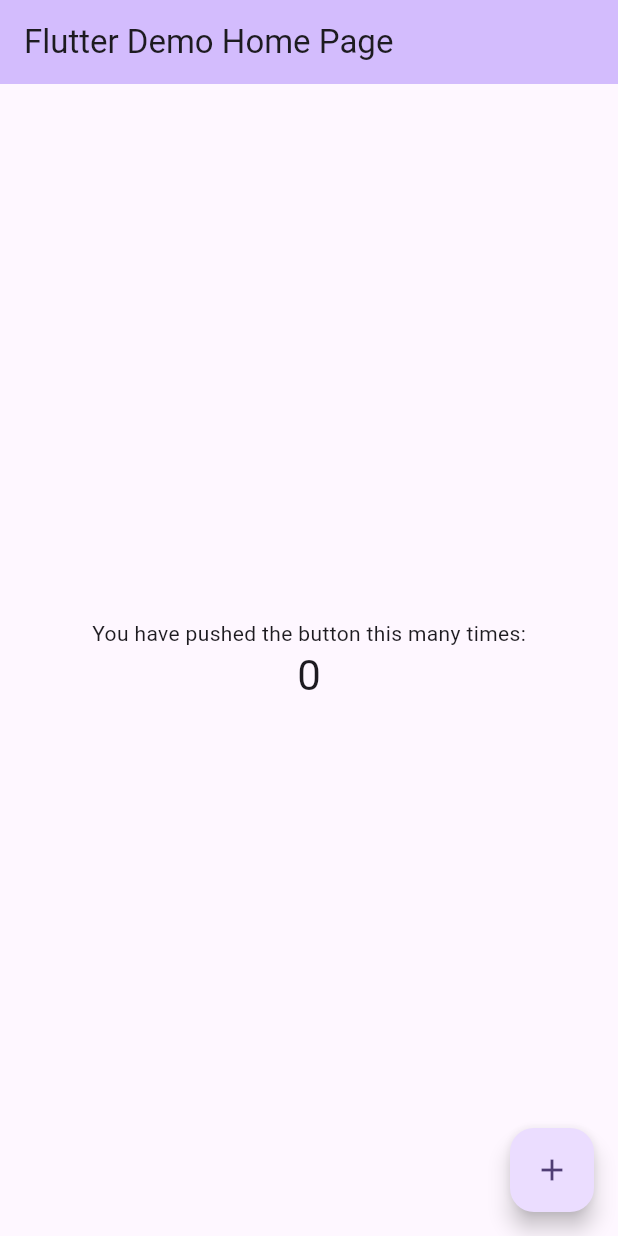
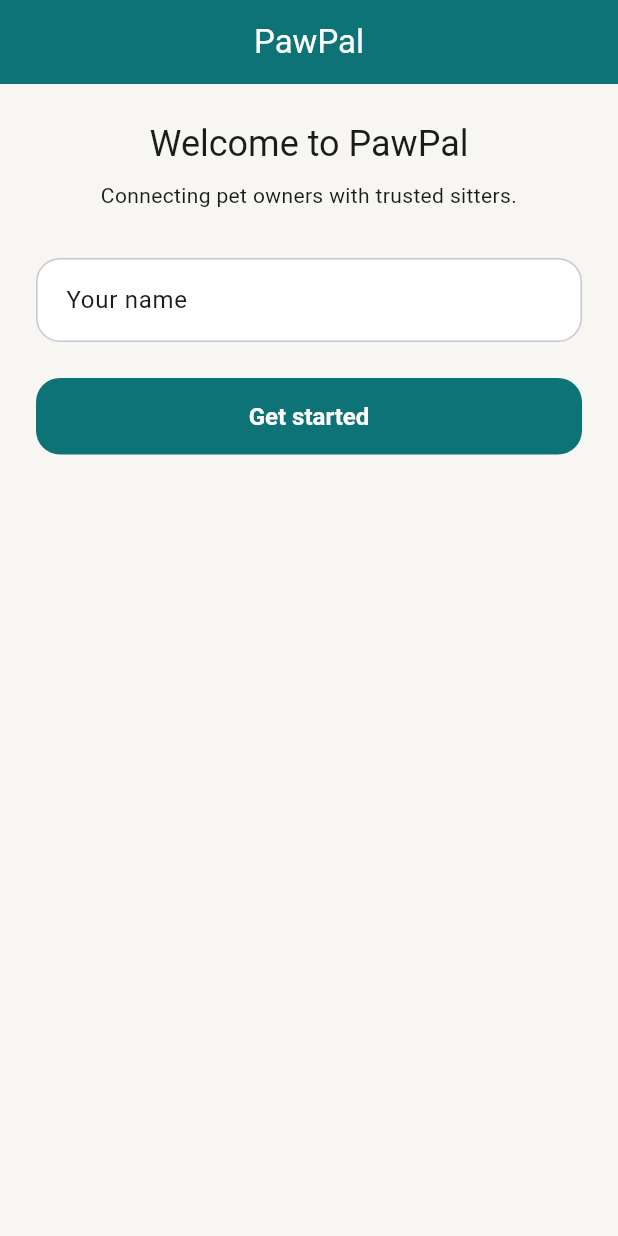
Before and after one commit to BirajShahi/paw-pal-private, a Flutter app: the screen it shows after launch, on a phone screen of 412 x 824 dp. Run offline on Flutter 3.47's test engine with Material 3 defaults, Android fonts, the phone set to English and light mode, and no system bars.

Commit message:
feat: add PawPal application foundation

```diff
--- /dev/null
+++ b/lib/core/theme/app_colors.dart
@@ -0,0 +1,29 @@
+import 'package:flutter/material.dart';
+
+/// PawPal brand colour constants.
+abstract final class AppColors {
+  static const Color primary = Color(0xFF0D7377);
+  static const Color primaryDark = Color(0xFF095456);
+  static const Color primaryLight = Color(0xFF14919B);
+
+  static const Color secondary = Color(0xFFE07A3D);
+  static const Color secondaryDark = Color(0xFFC45F24);
+  static const Color secondaryLight = Color(0xFFF0945A);
+
+  static const Color background = Color(0xFFF7F6F3);
+  static const Color surface = Color(0xFFFFFFFF);
+  static const Color surfaceVariant = Color(0xFFEEECE7);
+
+  static const Color onPrimary = Color(0xFFFFFFFF);
+  static const Color onSecondary = Color(0xFFFFFFFF);
+  static const Color onBackground = Color(0xFF1A1C1C);
+  static const Color onSurface = Color(0xFF1A1C1C);
+
+  static const Color error = Color(0xFFB3261E);
+  static const Color onError = Color(0xFFFFFFFF);
+  static const Color errorContainer = Color(0xFFF9DEDC);
+  static const Color onErrorContainer = Color(0xFF410E0B);
+
+  static const Color outline = Color(0xFF79747E);
+  static const Color outlineVariant = Color(0xFFCAC4D0);
+}
--- /dev/null
+++ b/lib/core/theme/app_theme.dart
@@ -0,0 +1,103 @@
+import 'package:flutter/material.dart';
+
+import 'app_colors.dart';
+
+/// PawPal Material 3 theme with a friendly pet-care appearance.
+abstract final class AppTheme {
+  static const double _radius = 16;
+
+  static ThemeData get light {
+    final colorScheme = ColorScheme.light(
+      primary: AppColors.primary,
+      onPrimary: AppColors.onPrimary,
+      primaryContainer: AppColors.primaryLight,
+      onPrimaryContainer: AppColors.onPrimary,
+      secondary: AppColors.secondary,
+      onSecondary: AppColors.onSecondary,
+      secondaryContainer: AppColors.secondaryLight,
+      onSecondaryContainer: AppColors.onBackground,
+      error: AppColors.error,
+      onError: AppColors.onError,
+      errorContainer: AppColors.errorContainer,
+      onErrorContainer: AppColors.onErrorContainer,
+      surface: AppColors.surface,
+      onSurface: AppColors.onSurface,
+      surfaceContainerHighest: AppColors.surfaceVariant,
+      outline: AppColors.outline,
+      outlineVariant: AppColors.outlineVariant,
+    );
+
+    return ThemeData(
+      useMaterial3: true,
+      colorScheme: colorScheme,
+      scaffoldBackgroundColor: AppColors.background,
+      appBarTheme: const AppBarTheme(
+        backgroundColor: AppColors.primary,
+        foregroundColor: AppColors.onPrimary,
+        elevation: 0,
+        centerTitle: true,
+      ),
+      cardTheme: CardThemeData(
+        color: AppColors.surface,
+        elevation: 1,
+        shape: RoundedRectangleBorder(
+          borderRadius: BorderRadius.circular(_radius),
+        ),
+      ),
+      elevatedButtonTheme: ElevatedButtonThemeData(
+        style: ElevatedButton.styleFrom(
+          backgroundColor: AppColors.primary,
+          foregroundColor: AppColors.onPrimary,
+          elevation: 0,
+          padding: const EdgeInsets.symmetric(horizontal: 24, vertical: 16),
+          shape: RoundedRectangleBorder(
+            borderRadius: BorderRadius.circular(_radius),
+          ),
+          textStyle: const TextStyle(fontSize: 16, fontWeight: FontWeight.w600),
+        ),
+      ),
+      filledButtonTheme: FilledButtonThemeData(
+        style: FilledButton.styleFrom(
+          backgroundColor: AppColors.primary,
+          foregroundColor: AppColors.onPrimary,
+          padding: const EdgeInsets.symmetric(horizontal: 24, vertical: 16),
+          shape: RoundedRectangleBorder(
+            borderRadius: BorderRadius.circular(_radius),
+          ),
+          textStyle: const TextStyle(fontSize: 16, fontWeight: FontWeight.w600),
+        ),
+      ),
+      inputDecorationTheme: InputDecorationTheme(
+        filled: true,
+        fillColor: AppColors.surface,
+        contentPadding: const EdgeInsets.symmetric(
+          horizontal: 16,
+          vertical: 16,
+        ),
+        border: OutlineInputBorder(
+          borderRadius: BorderRadius.circular(_radius),
+          borderSide: const BorderSide(color: AppColors.outlineVariant),
+        ),
+        enabledBorder: OutlineInputBorder(
+          borderRadius: BorderRadius.circular(_radius),
+          borderSide: const BorderSide(color: AppColors.outlineVariant),
+        ),
+        focusedBorder: OutlineInputBorder(
+          borderRadius: BorderRadius.circular(_radius),
+          borderSide: const BorderSide(color: AppColors.primary, width: 2),
+        ),
+        errorBorder: OutlineInputBorder(
+          borderRadius: BorderRadius.circular(_radius),
+          borderSide: const BorderSide(color: AppColors.error),
+        ),
+        focusedErrorBorder: OutlineInputBorder(
+          borderRadius: BorderRadius.circular(_radius),
+          borderSide: const BorderSide(color: AppColors.error, width: 2),
+        ),
+      ),
+      progressIndicatorTheme: const ProgressIndicatorThemeData(
+        color: AppColors.primary,
+      ),
+    );
+  }
+}
--- /dev/null
+++ b/lib/core/widgets/app_text_field.dart
@@ -0,0 +1,44 @@
+import 'package:flutter/material.dart';
+
+/// Reusable text field styled for PawPal forms.
+class AppTextField extends StatelessWidget {
+  const AppTextField({
+    super.key,
+    this.controller,
+    this.labelText,
+    this.hintText,
+    this.obscureText = false,
+    this.keyboardType,
+    this.textInputAction,
+    this.onChanged,
+    this.validator,
+    this.enabled = true,
+    this.maxLines = 1,
+  });
+
+  final TextEditingController? controller;
+  final String? labelText;
+  final String? hintText;
+  final bool obscureText;
+  final TextInputType? keyboardType;
+  final TextInputAction? textInputAction;
+  final ValueChanged<String>? onChanged;
+  final FormFieldValidator<String>? validator;
+  final bool enabled;
+  final int maxLines;
+
+  @override
+  Widget build(BuildContext context) {
+    return TextFormField(
+      controller: controller,
+      obscureText: obscureText,
+      keyboardType: keyboardType,
+      textInputAction: textInputAction,
+      onChanged: onChanged,
+      validator: validator,
+      enabled: enabled,
+      maxLines: obscureText ? 1 : maxLines,
+      decoration: InputDecoration(labelText: labelText, hintText: hintText),
+    );
+  }
+}
--- /dev/null
+++ b/lib/core/widgets/error_message.dart
@@ -0,0 +1,53 @@
+import 'package:flutter/material.dart';
+
+import '../theme/app_colors.dart';
+
+/// Displays an error message with optional retry action.
+class ErrorMessage extends StatelessWidget {
+  const ErrorMessage({super.key, required this.message, this.onRetry});
+
+  final String message;
+  final VoidCallback? onRetry;
+
+  @override
+  Widget build(BuildContext context) {
+    final textTheme = Theme.of(context).textTheme;
+
+    return Center(
+      child: ConstrainedBox(
+        constraints: const BoxConstraints(maxWidth: 400),
+        child: Card(
+          color: AppColors.errorContainer,
+          child: Padding(
+            padding: const EdgeInsets.all(16),
+            child: Column(
+              mainAxisSize: MainAxisSize.min,
+              children: [
+                const Icon(
+                  Icons.error_outline,
+                  color: AppColors.error,
+                  size: 32,
+                ),
+                const SizedBox(height: 12),
+                Text(
+                  message,
+                  style: textTheme.bodyMedium?.copyWith(
+                    color: AppColors.onErrorContainer,
+                  ),
+                  textAlign: TextAlign.center,
+                ),
+                if (onRetry != null) ...[
+                  const SizedBox(height: 16),
+                  TextButton(
+                    onPressed: onRetry,
+                    child: const Text('Try again'),
+                  ),
+                ],
+              ],
+            ),
+          ),
+        ),
+      ),
+    );
+  }
+}
--- /dev/null
+++ b/lib/core/widgets/loading_indicator.dart
@@ -0,0 +1,28 @@
+import 'package:flutter/material.dart';
+
+/// Centered circular loading indicator for async states.
+class LoadingIndicator extends StatelessWidget {
+  const LoadingIndicator({super.key, this.message});
+
+  final String? message;
+
+  @override
+  Widget build(BuildContext context) {
+    return Center(
+      child: Column(
+        mainAxisSize: MainAxisSize.min,
+        children: [
+          const CircularProgressIndicator(),
+          if (message != null) ...[
+            const SizedBox(height: 16),
+            Text(
+              message!,
+              style: Theme.of(context).textTheme.bodyMedium,
+              textAlign: TextAlign.center,
+            ),
+          ],
+        ],
+      ),
+    );
+  }
+}
--- /dev/null
+++ b/lib/core/widgets/primary_button.dart
@@ -0,0 +1,32 @@
+import 'package:flutter/material.dart';
+
+/// Full-width primary action button with rounded corners.
+class PrimaryButton extends StatelessWidget {
+  const PrimaryButton({
+    super.key,
+    required this.label,
+    required this.onPressed,
+    this.isLoading = false,
+  });
+
+  final String label;
+  final VoidCallback? onPressed;
+  final bool isLoading;
+
+  @override
+  Widget build(BuildContext context) {
+    return SizedBox(
+      width: double.infinity,
+      child: FilledButton(
+        onPressed: isLoading ? null : onPressed,
+        child: isLoading
+            ? const SizedBox(
+                height: 20,
+                width: 20,
+                child: CircularProgressIndicator(strokeWidth: 2),
+              )
+            : Text(label),
+      ),
+    );
+  }
+}
--- /dev/null
+++ b/lib/features/home/home_screen.dart
@@ -0,0 +1,106 @@
+import 'package:flutter/material.dart';
+
+import '../../core/widgets/app_text_field.dart';
+import '../../core/widgets/error_message.dart';
+import '../../core/widgets/loading_indicator.dart';
+import '../../core/widgets/primary_button.dart';
+
+/// Temporary home screen demonstrating core UI components.
+class HomeScreen extends StatefulWidget {
+  const HomeScreen({super.key});
+
+  @override
+  State<HomeScreen> createState() => _HomeScreenState();
+}
+
+class _HomeScreenState extends State<HomeScreen> {
+  final _nameController = TextEditingController();
+  bool _showLoading = false;
+  bool _showError = false;
+
+  @override
+  void dispose() {
+    _nameController.dispose();
+    super.dispose();
+  }
+
+  void _onPrimaryPressed() {
+    setState(() {
+      _showLoading = true;
+      _showError = false;
+    });
+
+    Future<void>.delayed(const Duration(seconds: 1), () {
+      if (!mounted) return;
+      setState(() {
+        _showLoading = false;
+        _showError = true;
+      });
+    });
+  }
+
+  @override
+  Widget build(BuildContext context) {
+    return Scaffold(
+      appBar: AppBar(title: const Text('PawPal')),
+      body: SafeArea(
+        child: LayoutBuilder(
+          builder: (context, constraints) {
+            final horizontalPadding = constraints.maxWidth > 600 ? 48.0 : 24.0;
+
+            return SingleChildScrollView(
+              padding: EdgeInsets.symmetric(
+                horizontal: horizontalPadding,
+                vertical: 24,
+              ),
+              child: Center(
+                child: ConstrainedBox(
+                  constraints: const BoxConstraints(maxWidth: 480),
+                  child: Column(
+                    crossAxisAlignment: CrossAxisAlignment.stretch,
+                    children: [
+                      Text(
+                        'Welcome to PawPal',
+                        style: Theme.of(context).textTheme.headlineSmall,
+                        textAlign: TextAlign.center,
+                      ),
+                      const SizedBox(height: 8),
+                      Text(
+                        'Connecting pet owners with trusted sitters.',
+                        style: Theme.of(context).textTheme.bodyMedium,
+                        textAlign: TextAlign.center,
+                      ),
+                      const SizedBox(height: 32),
+                      AppTextField(
+                        controller: _nameController,
+                        labelText: 'Your name',
+                        hintText: 'Enter your name',
+                        textInputAction: TextInputAction.done,
+                      ),
+                      const SizedBox(height: 24),
+                      PrimaryButton(
+                        label: 'Get started',
+                        isLoading: _showLoading,
+                        onPressed: _onPrimaryPressed,
+                      ),
+                      const SizedBox(height: 32),
+                      if (_showLoading)
+                        const LoadingIndicator(message: 'Loading…'),
+                      if (_showError)
+                        ErrorMessage(
+                          message: 'Something went wrong. Please try again.',
+                          onRetry: () {
+                            setState(() => _showError = false);
+                          },
+                        ),
+                    ],
+                  ),
+                ),
+              ),
+            );
+          },
+        ),
+      ),
+    );
+  }
+}
--- a/lib/main.dart
+++ b/lib/main.dart
@@ -1,122 +1,22 @@
 import 'package:flutter/material.dart';
 
+import 'core/theme/app_theme.dart';
+import 'features/home/home_screen.dart';
+
 void main() {
-  runApp(const MyApp());
+  runApp(const PawPalApp());
 }
 
-class MyApp extends StatelessWidget {
-  const MyApp({super.key});
+class PawPalApp extends StatelessWidget {
+  const PawPalApp({super.key});
 
-  // This widget is the root of your application.
   @override
   Widget build(BuildContext context) {
     return MaterialApp(
-      title: 'Flutter Demo',
-      theme: ThemeData(
-        // This is the theme of your application.
-        //
-        // TRY THIS: Try running your application with "flutter run". You'll see
-        // the application has a purple toolbar. Then, without quitting the app,
-        // try changing the seedColor in the colorScheme below to Colors.green
-        // and then invoke "hot reload" (save your changes or press the "hot
-        // reload" button in a Flutter-supported IDE, or press "r" if you used
-        // the command line to start the app).
-        //
-        // Notice that the counter didn't reset back to zero; the application
-        // state is not lost during the reload. To reset the state, use hot
-        // restart instead.
-        //
-        // This works for code too, not just values: Most code changes can be
-        // tested with just a hot reload.
-        colorScheme: .fromSeed(seedColor: Colors.deepPurple),
-      ),
-      home: const MyHomePage(title: 'Flutter Demo Home Page'),
+      title: 'PawPal',
+      debugShowCheckedModeBanner: false,
+      theme: AppTheme.light,
+      home: const HomeScreen(),
     );
   }
 }
-
-class MyHomePage extends StatefulWidget {
-  const MyHomePage({super.key, required this.title});
-
-  // This widget is the home page of your application. It is stateful, meaning
-  // that it has a State object (defined below) that contains fields that affect
-  // how it looks.
-
-  // This class is the configuration for the state. It holds the values (in this
-  // case the title) provided by the parent (in this case the App widget) and
-  // used by the build method of the State. Fields in a Widget subclass are
-  // always marked "final".
-
-  final String title;
-
-  @override
-  State<MyHomePage> createState() => _MyHomePageState();
-}
-
-class _MyHomePageState extends State<MyHomePage> {
-  int _counter = 0;
-
-  void _incrementCounter() {
-    setState(() {
-      // This call to setState tells the Flutter framework that something has
-      // changed in this State, which causes it to rerun the build method below
-      // so that the display can reflect the updated values. If we changed
-      // _counter without calling setState(), then the build method would not be
-      // called again, and so nothing would appear to happen.
-      _counter++;
-    });
-  }
-
-  @override
-  Widget build(BuildContext context) {
-    // This method is rerun every time setState is called, for instance as done
-    // by the _incrementCounter method above.
-    //
-    // The Flutter framework has been optimized to make rerunning build methods
-    // fast, so that you can just rebuild anything that needs updating rather
-    // than having to individually change instances of widgets.
-    return Scaffold(
-      appBar: AppBar(
-        // TRY THIS: Try changing the color here to a specific color (to
-        // Colors.amber, perhaps?) and trigger a hot reload to see the AppBar
-        // change color while the other colors stay the same.
-        backgroundColor: Theme.of(context).colorScheme.inversePrimary,
-        // Here we take the value from the MyHomePage object that was created by
-        // the App.build method, and use it to set our appbar title.
-        title: Text(widget.title),
-      ),
-      body: Center(
-        // Center is a layout widget. It takes a single child and positions it
-        // in the middle of the parent.
-        child: Column(
-          // Column is also a layout widget. It takes a list of children and
-          // arranges them vertically. By default, it sizes itself to fit its
-          // children horizontally, and tries to be as tall as its parent.
-          //
-          // Column has various properties to control how it sizes itself and
-          // how it positions its children. Here we use mainAxisAlignment to
-          // center the children vertically; the main axis here is the vertical
-          // axis because Columns are vertical (the cross axis would be
-          // horizontal).
-          //
-          // TRY THIS: Invoke "debug painting" (choose the "Toggle Debug Paint"
-          // action in the IDE, or press "p" in the console), to see the
-          // wireframe for each widget.
-          mainAxisAlignment: .center,
-          children: [
-            const Text('You have pushed the button this many times:'),
-            Text(
-              '$_counter',
-              style: Theme.of(context).textTheme.headlineMedium,
-            ),
-          ],
-        ),
-      ),
-      floatingActionButton: FloatingActionButton(
-        onPressed: _incrementCounter,
-        tooltip: 'Increment',
-        child: const Icon(Icons.add),
-      ),
-    );
-  }
-}
```
Also changed, not shown: 1 other file.
